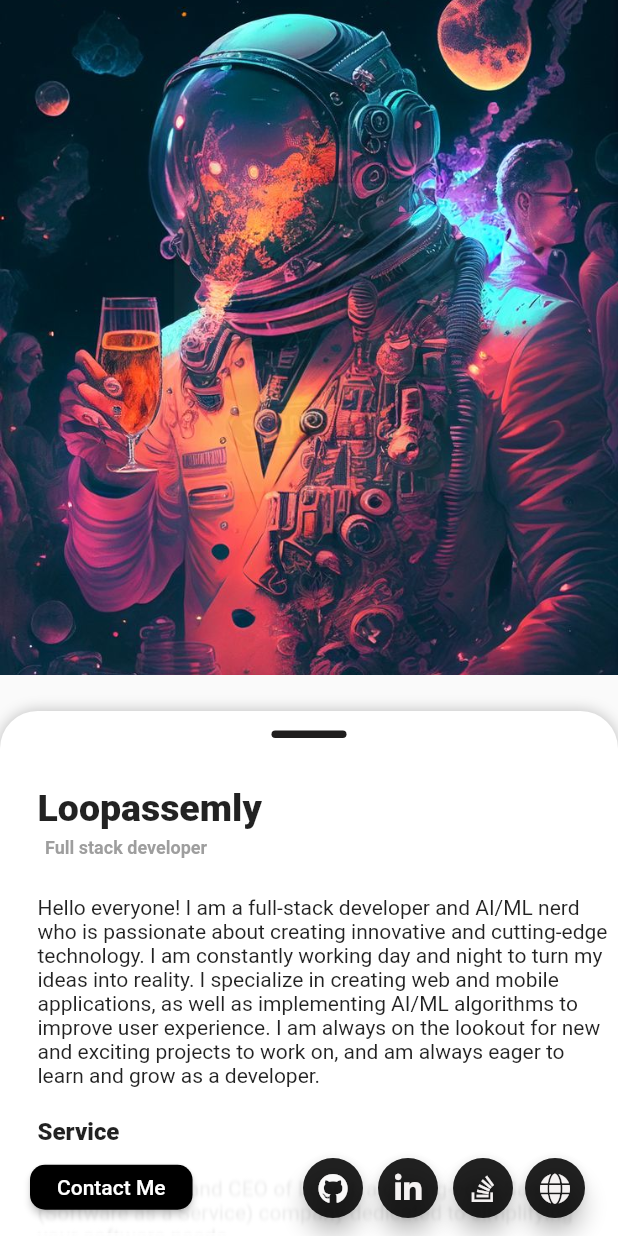
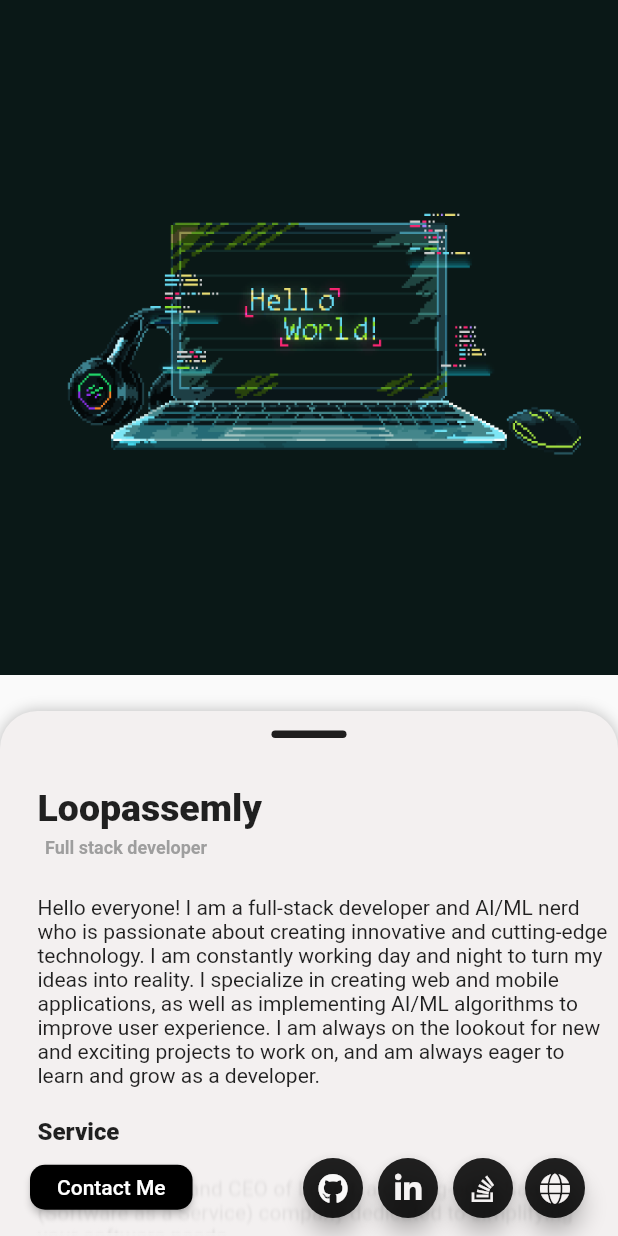
Before and after one commit to loopassembly/Portfolio-flutter, a Flutter app: the screen it shows after launch, on a phone screen of 412 x 824 dp. Run offline on Flutter 3.47's test engine with Material 2 defaults, Android fonts, the phone set to English and light mode, and no system bars; drawn by our look-alikes of glassmorphism, sliding_up_panel; our stand-ins replace font_awesome_flutter; missing offline and left inert: any_link_preview.

Commit message:
cover change

```diff
--- a/lib/screen/homwscreen.dart
+++ b/lib/screen/homwscreen.dart
@@ -159,6 +159,7 @@ class _HomeScreenState extends State<HomeScreen> {
           child: Stack(
             children: <Widget>[
               SlidingUpPanel(
+                color: Color.fromARGB(255, 243, 240, 240),
                 // onPanelOpened: () {
                 //   _opacitychanger();
                 // },
@@ -174,11 +175,13 @@ class _HomeScreenState extends State<HomeScreen> {
                 maxHeight: MediaQuery.of(context).size.height - 200,
                 // Set the maximum height of the panel
                 panel: Container(
+
                   margin: EdgeInsets.only(top: 30),
                   child: SingleChildScrollView(
                     physics: const BouncingScrollPhysics(),
                     padding: EdgeInsets.only(bottom: 70),
                     child: Column(
+
                       crossAxisAlignment: CrossAxisAlignment.start,
                       children: <Widget>[
                         Container(
@@ -364,7 +367,9 @@ class _HomeScreenState extends State<HomeScreen> {
                   ),
                 ),
                 header: Center(
+
                   child: Container(
+
                     margin: EdgeInsets.symmetric(
                         vertical: 13,
                         horizontal: MediaQuery.of(context).size.width / 2 - 25),
@@ -387,16 +392,16 @@ class _HomeScreenState extends State<HomeScreen> {
                     begin: Alignment.topLeft,
                     end: Alignment.bottomRight,
                     colors: [
-                      const Color(0xFFffffff).withOpacity(0.9),
-                      const Color(0xFFFFFFFF).withOpacity(0.9),
+                      Color.fromARGB(255, 243, 240, 240).withOpacity(0.9),
+                      Color.fromARGB(255, 243, 240, 240).withOpacity(0.9),
                     ],
                   ),
                   borderGradient: LinearGradient(
                     begin: Alignment.topLeft,
                     end: Alignment.bottomRight,
                     colors: [
-                      const Color(0xFFffffff).withOpacity(0.8),
-                      const Color((0xFFFFFFFF)).withOpacity(0.8),
+                      const Color.fromARGB(255, 243, 240, 240).withOpacity(0.8),
+                      const Color.fromARGB(255, 243, 240, 240).withOpacity(0.8),
                     ],
                   ),
                   child: Container(
@@ -442,11 +447,13 @@ class _HomeScreenState extends State<HomeScreen> {
                     children: <Widget>[
                       // Cover Photo
                       Container(
+
                         height: 450,
                         decoration: const BoxDecoration(
+                           color: Color.fromARGB(255, 10, 24, 23),
                           image: DecorationImage(
-                            image: AssetImage('assets/profile.jpg'),
-                            fit: BoxFit.cover,
+                            image: AssetImage('assets/bg6-an.gif'),
+                            fit: BoxFit.fill,
                           ),
                         ),
                       ),
--- a/pubspec.yaml
+++ b/pubspec.yaml
@@ -73,6 +73,7 @@ flutter:
     - assets/cover.png
     - assets/srm.png
     - assets/arrow.png
+    - assets/bg6-an.gif
 
   # An image asset can refer to one or more resolution-specific "variants", see
   # https://flutter.dev/assets-and-images/#resolution-aware
```
Also changed, not shown: assets/bg6-an.gif (added).
